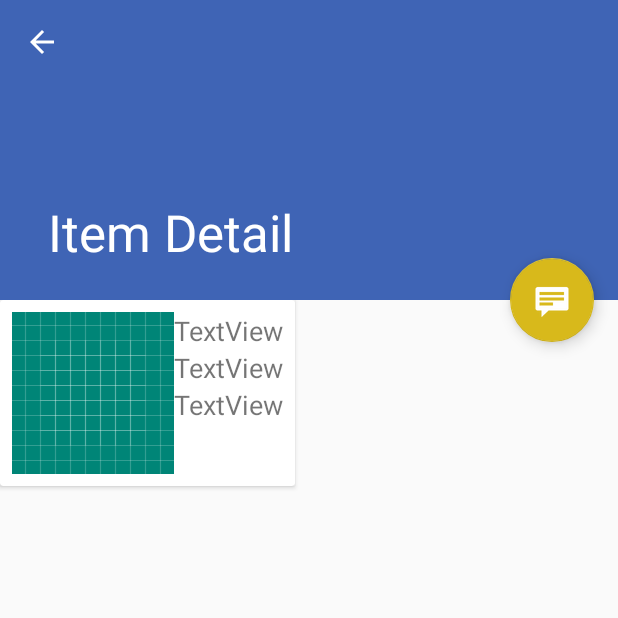
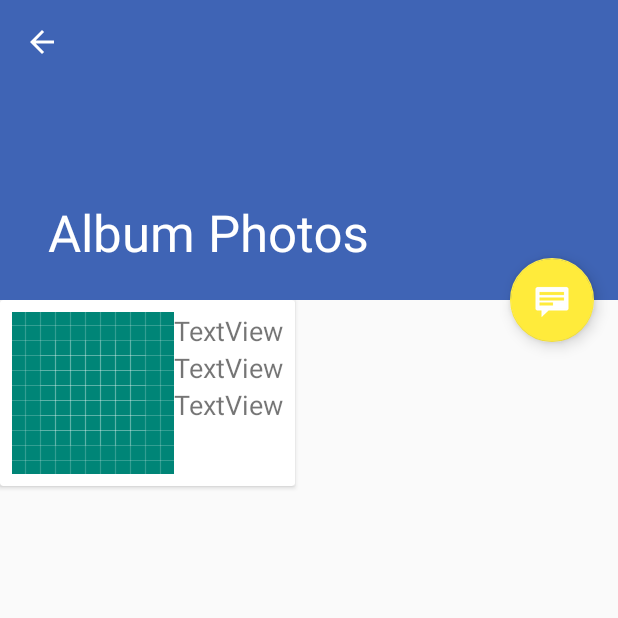
Before and after one commit to scottbiggs/t3CodingChallenge, an Android app: the PhotosActivity screen opened directly, with no data from a screen before it, on a phone screen of 412 x 824 dp, the top half of it. Run offline under Robolectric (Android 15) with nearby library versions, the phone set to English and light mode, and no system bars; network calls fail.

Commit message:
Some stuff is working.  Color of the selection is working properly.  And I've done lots to get ready to display the photos, but it's still a work-in-progress.

```diff
--- a/app/src/main/AndroidManifest.xml
+++ b/app/src/main/AndroidManifest.xml
@@ -21,9 +21,10 @@
                 <category android:name="android.intent.category.LAUNCHER" />
             </intent-filter>
         </activity>
+
         <activity
-            android:name=".view.ItemDetailActivity"
-            android:label="@string/title_item_detail"
+            android:name=".view.PhotosActivity"
+            android:label="@string/album_photos"
             android:parentActivityName=".view.MainActivity"
             android:theme="@style/AppTheme.NoActionBar">
             <meta-data
--- a/app/src/main/java/sleepfuriously/com/t3codingchallenge/view/MainActivity.java
+++ b/app/src/main/java/sleepfuriously/com/t3codingchallenge/view/MainActivity.java
@@ -14,7 +14,6 @@ import android.view.View;
 import java.util.List;
 
 import sleepfuriously.com.t3codingchallenge.R;
-import sleepfuriously.com.t3codingchallenge.dummy.DummyContent;
 import sleepfuriously.com.t3codingchallenge.model.Album;
 import sleepfuriously.com.t3codingchallenge.presenter.ModelWindow;
 
@@ -23,7 +22,7 @@ import sleepfuriously.com.t3codingchallenge.presenter.ModelWindow;
  * An activity representing a list of Items. This activity
  * has different presentations for handset and tablet-size devices. On
  * handsets, the activity presents a list of items, which when touched,
- * lead to a {@link ItemDetailActivity} representing
+ * lead to a {@link PhotosActivity} representing
  * item details. On tablets, the activity presents the list of items and
  * item details side-by-side using two vertical panes.
  */
--- a/app/src/main/java/sleepfuriously/com/t3codingchallenge/view/ItemDetailActivity.java
+++ b/app/src/main/java/sleepfuriously/com/t3codingchallenge/view/PhotosActivity.java
@@ -8,11 +8,13 @@ import com.google.android.material.snackbar.Snackbar;
 
 import androidx.appcompat.widget.Toolbar;
 
+import android.util.Log;
 import android.view.View;
 
 import androidx.appcompat.app.AppCompatActivity;
 import androidx.appcompat.app.ActionBar;
 import sleepfuriously.com.t3codingchallenge.R;
+import sleepfuriously.com.t3codingchallenge.model.Album;
 
 import android.view.MenuItem;
 
@@ -22,16 +24,47 @@ import android.view.MenuItem;
  * item details are presented side-by-side with a list of items
  * in a {@link MainActivity}.
  */
-public class ItemDetailActivity extends AppCompatActivity {
+public class PhotosActivity extends AppCompatActivity {
+
+    //------------------------
+    //  constants
+    //------------------------
+
+    private static final String DTAG = PhotosActivity.class.getSimpleName();
+
+    //------------------------
+    //  data
+    //------------------------
+
+    /** The album that these photos belong to */
+    private Album mAlbum;
+
+    /** ID to access the album that holds all these photos */
+    private long mAlbumId;
+
+
+    //------------------------
+    //  widgets
+    //------------------------
+
+    //------------------------
+    //  methods
+    //------------------------
 
     @Override
     protected void onCreate(Bundle savedInstanceState) {
         super.onCreate(savedInstanceState);
         setContentView(R.layout.photos_layout);
-        Toolbar toolbar = (Toolbar) findViewById(R.id.detail_toolbar);
+
+        mAlbumId = getIntent().getLongExtra(PhotosFragment.ALBUM_ID_KEY, -1);
+        if (mAlbumId == -1) {
+            Log.e(DTAG, "unable to get albumId!");
+        }
+
+        Toolbar toolbar = findViewById(R.id.detail_toolbar);
         setSupportActionBar(toolbar);
 
-        FloatingActionButton fab = (FloatingActionButton) findViewById(R.id.fab2);
+        FloatingActionButton fab = findViewById(R.id.fab2);
         fab.setOnClickListener(new View.OnClickListener() {
             @Override
             public void onClick(View view) {
@@ -46,25 +79,20 @@ public class ItemDetailActivity extends AppCompatActivity {
             actionBar.setDisplayHomeAsUpEnabled(true);
         }
 
-        // savedInstanceState is non-null when there is fragment state
-        // saved from previous configurations of this activity
-        // (e.g. when rotating the screen from portrait to landscape).
-        // In this case, the fragment will automatically be re-added
-        // to its container so we don't need to manually add it.
-        // For more information, see the Fragments API guide at:
-        //
-        // http://developer.android.com/guide/components/fragments.html
-        //
+        // If the savedInstanceState is not null, no need to figure this
+        // out as it's done automatically.
         if (savedInstanceState == null) {
+
             // Create the detail fragment and add it to the activity
             // using a fragment transaction.
-            Bundle arguments = new Bundle();
-            arguments.putString(PhotosFragment.ARG_ITEM_ID,
-                    getIntent().getStringExtra(PhotosFragment.ARG_ITEM_ID));
-            PhotosFragment fragment = new PhotosFragment();
-            fragment.setArguments(arguments);
+            Bundle bundle = new Bundle();
+            bundle.putLong(PhotosFragment.ALBUM_ID_KEY, mAlbumId);
+
+            PhotosFragment frag = new PhotosFragment();
+            frag.setArguments(bundle);
+
             getSupportFragmentManager().beginTransaction()
-                    .add(R.id.item_detail_container, fragment)
+                    .add(R.id.item_detail_container, frag)
                     .commit();
         }
     }
--- a/app/src/main/java/sleepfuriously/com/t3codingchallenge/view/PhotosFragment.java
+++ b/app/src/main/java/sleepfuriously/com/t3codingchallenge/view/PhotosFragment.java
@@ -16,24 +16,37 @@ import android.widget.TextView;
 
 import sleepfuriously.com.t3codingchallenge.R;
 import sleepfuriously.com.t3codingchallenge.dummy.DummyContent;
+import sleepfuriously.com.t3codingchallenge.model.Album;
 
 /**
  * Displays the photographs of a given Album.<br>
  * <br>
  * On tablets, this is the 2nd pane of the {@link MainActivity}.
- * But on phones, this is displayed within {@link ItemDetailActivity}.
+ * But on phones, this is displayed within {@link PhotosActivity}.
  */
 public class PhotosFragment extends Fragment {
     /**
      * The fragment argument representing the item ID that this fragment
      * represents.
      */
+    @Deprecated
     public static final String ARG_ITEM_ID = "item_id";
+
+    /**
+     * Use this key to pass the Album ID to this Fragment.
+     */
+    public static final String ALBUM_ID_KEY = "album_id_key";
 
     /**
      * The dummy content this fragment is presenting.
      */
-    private DummyContent.DummyItem mItem;
+//    private DummyContent.DummyItem mItem;
+
+    /** The album to display (and its associated images */
+    private Album mAlbum;
+
+    // todo: make list of photos
+
 
     /**
      * Mandatory empty constructor for the fragment manager to instantiate the
@@ -47,15 +60,20 @@ public class PhotosFragment extends Fragment {
         super.onCreate(savedInstanceState);
 
         if (getArguments().containsKey(ARG_ITEM_ID)) {
+
+            // todo: load album info
+            mAlbum = new Album(0, 0, "test album");
+            mAlbum.id = getArguments().getLong(ALBUM_ID_KEY);
+
             // Load the dummy content specified by the fragment
             // arguments. In a real-world scenario, use a Loader
             // to load content from a content provider.
-            mItem = DummyContent.ITEM_MAP.get(getArguments().getString(ARG_ITEM_ID));
+//            mItem = DummyContent.ITEM_MAP.get(getArguments().getString(ARG_ITEM_ID));
 
             Activity activity = this.getActivity();
             CollapsingToolbarLayout appBarLayout = activity.findViewById(R.id.toolbar_layout);
             if (appBarLayout != null) {
-                appBarLayout.setTitle(mItem.content);
+                appBarLayout.setTitle(mAlbum.title);
             }
         }
     }
@@ -66,8 +84,8 @@ public class PhotosFragment extends Fragment {
         View rootView = inflater.inflate(R.layout.photo_thumb_item, container, false);
 
         // Show the dummy content as text in a TextView.
-        if (mItem != null) {
-            ((TextView) rootView.findViewById(R.id.album_id_tv)).setText(mItem.details);
+        if (mAlbum != null) {
+            ((TextView) rootView.findViewById(R.id.album_id_tv)).setText(mAlbum.title);
         }
 
         return rootView;
--- a/app/src/main/res/layout/photos_layout.xml
+++ b/app/src/main/res/layout/photos_layout.xml
@@ -10,7 +10,7 @@
     android:layout_width="match_parent"
     android:layout_height="match_parent"
     android:fitsSystemWindows="true"
-    tools:context=".view.ItemDetailActivity"
+    tools:context=".view.PhotosActivity"
     tools:ignore="MergeRootFrame">
 
     <com.google.android.material.appbar.AppBarLayout
--- a/app/src/main/res/values/colors.xml
+++ b/app/src/main/res/values/colors.xml
@@ -2,7 +2,7 @@
 <resources>
     <color name="colorPrimary">#3F64B5</color>
     <color name="colorPrimaryDark">#243073</color>
-    <color name="colorAccent">#D8B91B</color>
+    <color name="colorAccent">#FFEB3B</color>
 
     <color name="album_item_background_normal">#DFE6FC</color>
     <color name="album_item_background_highlight">@color/colorAccent</color>
--- a/app/src/main/res/values/strings.xml
+++ b/app/src/main/res/values/strings.xml
@@ -1,4 +1,4 @@
 <resources>
     <string name="app_name">t-3 Coding Challenge</string>
-    <string name="title_item_detail">Item Detail</string>
+    <string name="album_photos">Album Photos</string>
 </resources>
```
Also changed, not shown: app/src/main/java/sleepfuriously/com/t3codingchallenge/view/AlbumRVAdapter.java (+33 -14 lines).
